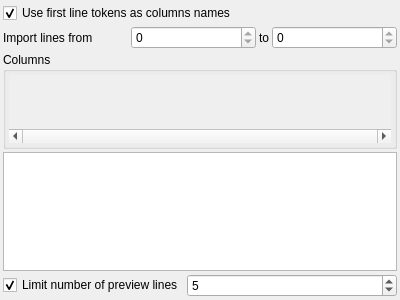
The window that library/tulip-qt/designer/CSVImportConfigurationWidget.ui (jalamao/tulip-1) describes before a commit, drawn with Qt 5.
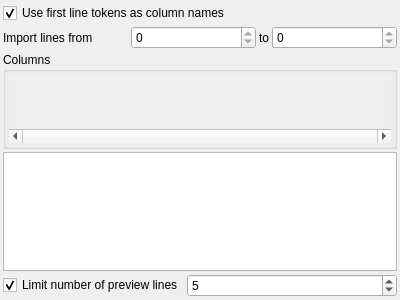
The same window after the commit. Custom widgets are drawn as their Qt base class.

```diff
--- a/library/tulip-qt/designer/CSVImportConfigurationWidget.ui
+++ b/library/tulip-qt/designer/CSVImportConfigurationWidget.ui
@@ -23,7 +23,7 @@
    <item>
     <widget class="QCheckBox" name="useFirstLineAsPropertyNamecheckBox">
      <property name="text">
-      <string>Use first line tokens as columns names</string>
+      <string>Use first line tokens as column names</string>
      </property>
      <property name="checked">
       <bool>true</bool>
```
